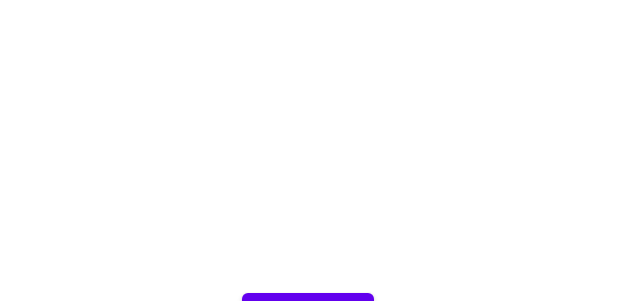
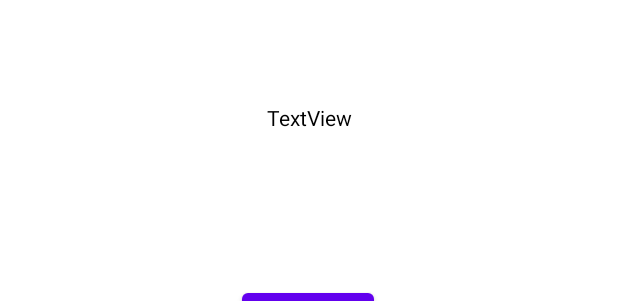
Before and after one commit to TheBoy2901/KledingnatorApp, an Android app: the layout fragment_vraag1.xml on its own in the app's theme, with its tools: preview values and no code run, on a phone screen of 412 x 824 dp. Shown: the part 217-518 px from the top of the screen. Run offline under Robolectric (Android 15) with nearby library versions, the phone set to English and light mode, and no system bars.

Commit message:
verder met buckets

```diff
--- a/app/src/main/java/com/jesse/kledingnator/Vraag1.kt
+++ b/app/src/main/java/com/jesse/kledingnator/Vraag1.kt
@@ -6,6 +6,7 @@ import android.view.LayoutInflater
 import android.view.View
 import android.view.ViewGroup
 import android.widget.Button
+import android.widget.TextView
 import androidx.navigation.Navigation
 
 // TODO: Rename parameter arguments, choose names that match
@@ -38,6 +39,10 @@ class Vraag1 : Fragment() {
         // Inflate the layout for this fragment
         val view = inflater.inflate(R.layout.fragment_vraag1, container, false)
 
+        var antwoord = arguments.getString("antwoord")
+
+        view.findViewById<TextView>(R.id.txt_vraag1_test).text = arguments?.getString("antwoord")
+
         view.findViewById<Button>(R.id.btn_Vraag1_ja).setOnClickListener {
             Navigation.findNavController(view).navigate(R.id.action_Vraag1_to_Vraag2)
         }
--- a/app/src/main/res/layout/fragment_vraag1.xml
+++ b/app/src/main/res/layout/fragment_vraag1.xml
@@ -54,4 +54,16 @@
         app:layout_constraintTop_toTopOf="parent"
         app:layout_constraintVertical_bias="0.571" />
 
+    <TextView
+        android:id="@+id/txt_vraag1_test"
+        android:layout_width="wrap_content"
+        android:layout_height="wrap_content"
+        android:text="TextView"
+        android:textColor="#000000"
+        app:layout_constraintBottom_toBottomOf="parent"
+        app:layout_constraintEnd_toEndOf="parent"
+        app:layout_constraintStart_toStartOf="parent"
+        app:layout_constraintTop_toTopOf="parent"
+        app:layout_constraintVertical_bias="0.265" />
+
 </androidx.constraintlayout.widget.ConstraintLayout>
```
